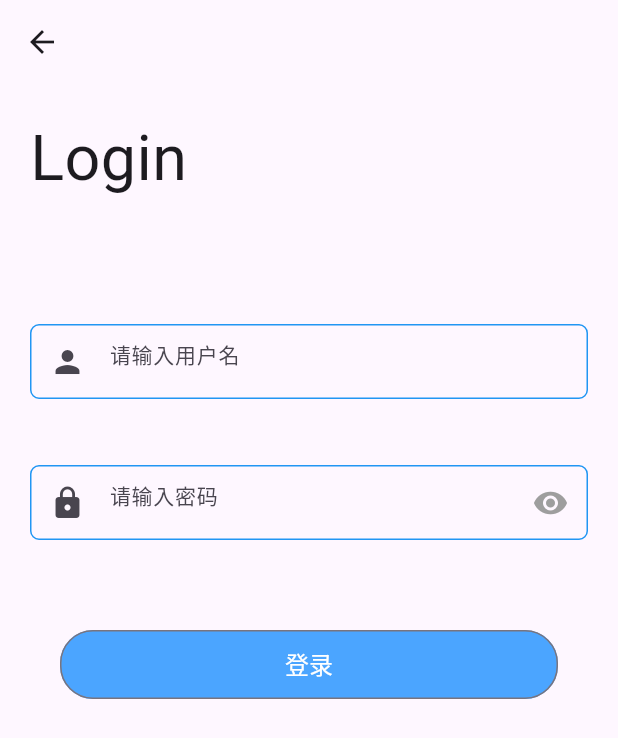
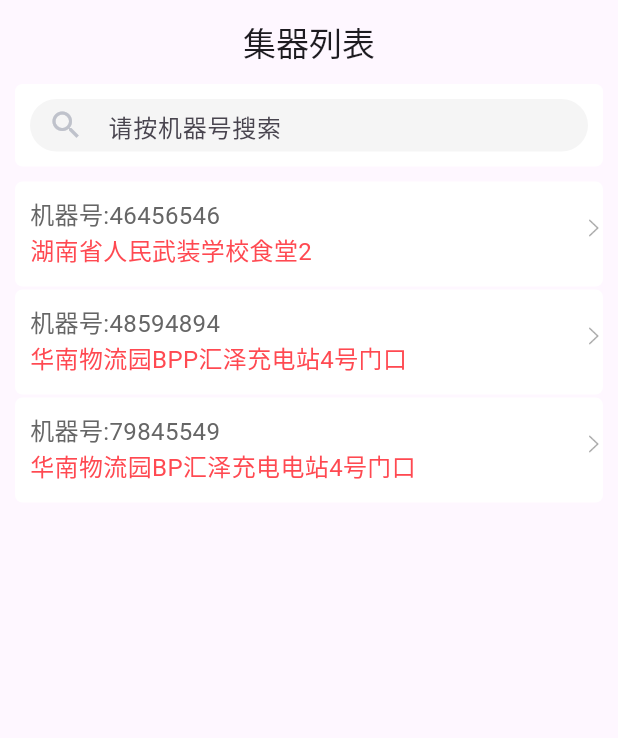
Before and after one commit to hxj1062/myFlutter, a Flutter app: the screen it shows after launch, on a phone screen of 412 x 824 dp. Shown: the top 738 px of the screen. Run offline on Flutter 3.47's test engine with Material 3 defaults, Android fonts, the phone set to English and light mode, and no system bars; our stand-ins replace convex_bottom_bar, fluttertoast, image_picker.

Commit message:
机器列表

```diff
--- a/lib/main.dart
+++ b/lib/main.dart
@@ -2,6 +2,7 @@ import 'dart:io';
 import 'package:flutter/material.dart';
 import 'package:flutter/services.dart';
 import 'package:myfluter/views/main_page.dart';
+import 'package:myfluter/views/privacy_machine_page.dart';
 import 'package:myfluter/views/splash_page.dart';
 
 void main() {
@@ -26,7 +27,7 @@ class MyApp extends StatelessWidget {
         debugShowCheckedModeBanner: false,
         initialRoute: "/welcome",
         routes: {
-          "/welcome": (context) => SplashPage(),
+          "/welcome": (context) => PrivacyMachinePageApp(),
         });
   }
 }
--- a/lib/style/color_style.dart
+++ b/lib/style/color_style.dart
@@ -14,6 +14,7 @@ class ColorsStyle {
   static const Color c_F4F6F8 = Color(0xFFF4F6F8);
   static const Color c_FFFFFF = Color(0xFFFFFFFF);
   static const Color c_E5E5E5 = Color(0xFFE5E5E5);
+  static const Color c_FFBFC2CB = Color(0xFFBFC2CB);
   static const Color c_3090FF = Color(0XFF3090FF);
   static const Color c_666666 = Color(0XFF666666);
   static const Color c_FF4951 = Color(0XFFFF4951);
--- /dev/null
+++ b/lib/views/privacy_machine_page.dart
@@ -0,0 +1,159 @@
+import 'package:flutter/cupertino.dart';
+import 'package:flutter/material.dart';
+
+import '../style/color_style.dart';
+
+class PrivacyMachinePageApp extends StatefulWidget {
+  const PrivacyMachinePageApp({Key? key}) : super(key: key);
+
+  @override
+  State<PrivacyMachinePageApp> createState() => _PrivacyMachinePageAppState();
+}
+
+class _PrivacyMachinePageAppState extends State<PrivacyMachinePageApp> {
+  TextEditingController _editController = TextEditingController();
+  List<Product> productList = [
+    Product("46456546", "湖南省人民武装学校食堂2"),
+    Product("48594894", "华南物流园BPP汇泽充电站4号门口"),
+    Product("79845549", "华南物流园BP汇泽充电电站4号门口"),
+  ];
+  List<Product> productList2 = [
+    Product("46456546", "湖南省人民武装学校食堂2"),
+    Product("48594894", "华南物流园BP汇泽充电站4号门口"),
+    Product("79845549", "华南物流园BP汇泽充电站4号门口"),
+  ];
+
+  @override
+  void initState() {
+    super.initState();
+  }
+
+  @override
+  Widget build(BuildContext context) {
+    return Scaffold(
+      appBar: AppBar(
+        elevation: 0.0,
+        title: Text("集器列表"),
+        centerTitle: true,
+      ),
+      body: _body(),
+    );
+  }
+
+  Widget _body() {
+    return Column(
+      children: [
+        Container(
+          margin: EdgeInsets.only(left: 10.0, right: 10.0),
+          decoration: BoxDecoration(
+              color: Color(0xFFFFFFFF),
+              borderRadius: BorderRadius.all(Radius.circular(5))),
+          child: Padding(
+            padding: EdgeInsets.only(left: 10, top: 10, bottom: 10, right: 10),
+            child: Container(
+                height: 35,
+                width: MediaQuery.of(context).size.width - 30,
+                decoration: BoxDecoration(
+                    color: Color(0xFFF5F5F5),
+                    borderRadius: BorderRadius.circular(20)),
+                child: TextField(
+                  controller: _editController,
+                  decoration: InputDecoration(
+                      contentPadding: EdgeInsets.only(),
+                      border: InputBorder.none,
+                      hintText: "请按机器号搜索",
+                      prefixIcon: Icon(
+                        Icons.search,
+                        color: ColorsStyle.c_FFBFC2CB,
+                      )),
+                  onChanged: (value) {
+                    setState(() {
+                      if (value.isEmpty) {
+                        productList = productList2;
+                      } else {
+                        var list = <Product>[];
+                        for (var bean in productList2) {
+                          if (bean.machineId!.contains(value) ||
+                              value.contains(bean.machineId.toString())) {
+                            list.add(bean);
+                          }
+                        }
+                        productList = list;
+                      }
+                    });
+                  },
+                )),
+          ),
+        ),
+        SizedBox(
+          height: 10.0,
+          width: double.infinity,
+        ),
+        Expanded(
+            child: ListView.builder(
+          itemCount: productList.length,
+          itemBuilder: (BuildContext context, int index) {
+            return _listItem(productList[index]);
+          },
+        )),
+      ],
+    );
+  }
+
+  Widget _listItem(Product data) {
+    return GestureDetector(
+      child: Container(
+        margin: EdgeInsets.only(left: 10.0, right: 10.0, bottom: 2.0),
+        decoration: BoxDecoration(
+            color: Colors.white,
+            borderRadius: BorderRadius.all(Radius.circular(5))),
+        child: Column(
+          children: [
+            Row(
+              mainAxisAlignment: MainAxisAlignment.spaceBetween,
+              children: [
+                Container(
+                    margin: EdgeInsets.only(
+                        left: 10.0, bottom: 12.0, top: 10.0, right: 18.0),
+                    child: Column(
+                        crossAxisAlignment: CrossAxisAlignment.start,
+                        children: [
+                          Text(
+                            "机器号:${data.machineId}",
+                            style: TextStyle(
+                                color: ColorsStyle.c_666666, fontSize: 16.0),
+                          ),
+                          Text("${data.machineAddress}",
+                              style: TextStyle(
+                                  color: ColorsStyle.c_FF4951, fontSize: 16.0))
+                        ])),
+                Container(
+                  margin: EdgeInsets.only(
+                    left: 10.0,
+                    bottom: 10.0,
+                    top: 2.0,
+                  ),
+                  child: Image(
+                    image: AssetImage("assets/images/arrow_right.png"),
+                    width: 12,
+                    height: 12,
+                  ),
+                )
+              ],
+            )
+          ],
+        ),
+      ),
+      onTap: () {
+        setState(() {});
+      },
+    );
+  }
+}
+
+class Product {
+  late String machineId;
+  late String machineAddress;
+
+  Product(this.machineId, this.machineAddress);
+}
--- a/lib/views/tab01_page.dart
+++ b/lib/views/tab01_page.dart
@@ -1,6 +1,7 @@
 import 'package:flutter/cupertino.dart';
 import 'package:flutter/material.dart';
 import 'package:myfluter/views/account_info_page.dart';
+import 'package:myfluter/views/privacy_machine_page.dart';
 import 'package:myfluter/views/real_name_info_page.dart';
 import 'package:myfluter/views/space_fit_page.dart';
 import 'package:myfluter/views/wholesale_quota_page.dart';
@@ -38,6 +39,7 @@ class _Tab01PageState extends State<Tab01Page> {
     Functions("实名信息", "实名资料详情", RealNameInfoPage()),
     Functions("清点商品", "清点商品详情", CheckProductCountPageApp()),
     Functions("空间适配", "空间适配组件FittedBox练习", SpaceFitPage()),
+    Functions("机密集器", "机密集器列表", PrivacyMachinePageApp()),
   ];
 
   @override
```
Also changed, not shown: pubspec.lock.
